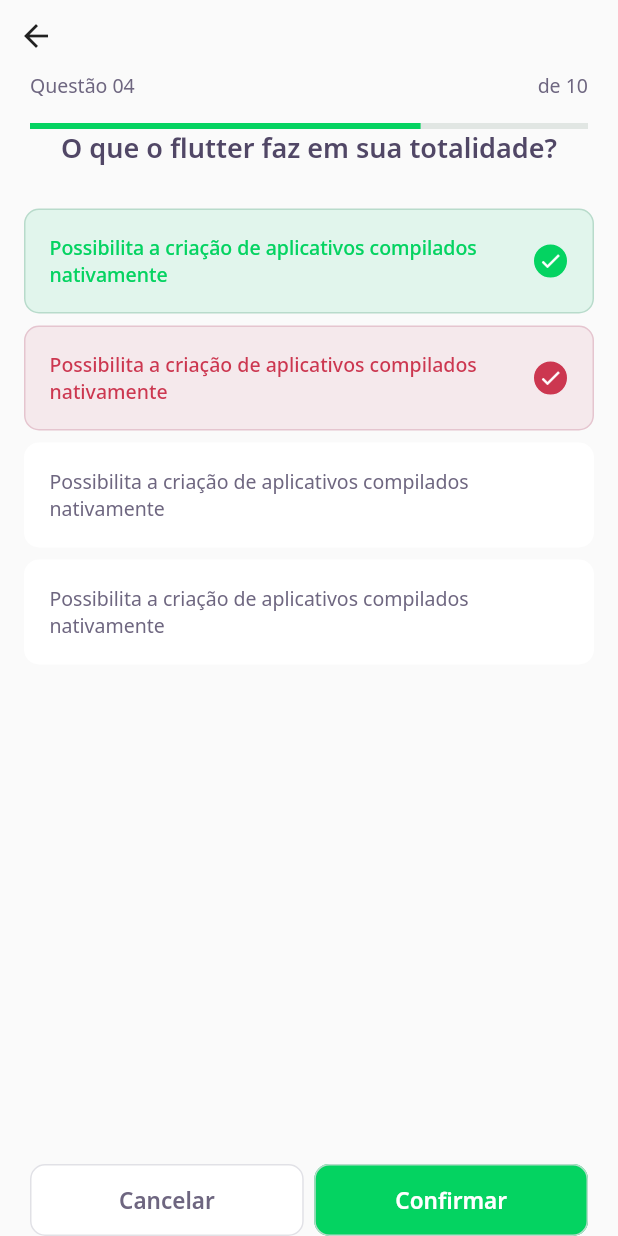
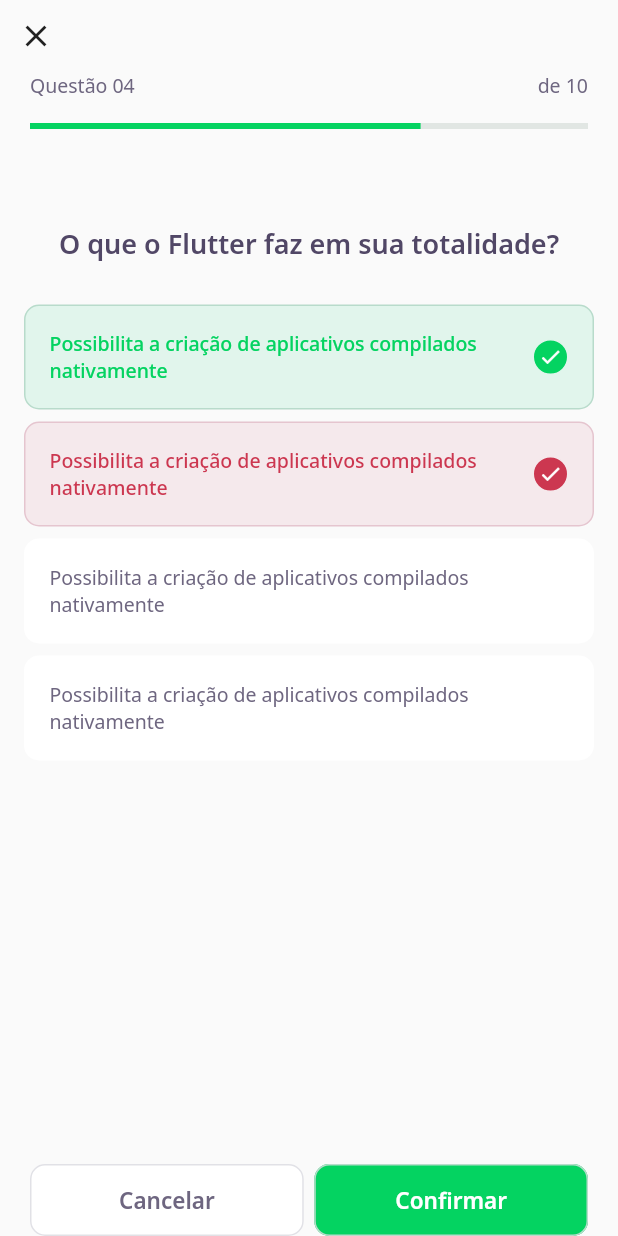
Before and after one commit to barbaracs/Flutter-Quiz, a Flutter app: the ChallengePage screen opened directly, on a phone screen of 412 x 824 dp. Run offline on Flutter 3.47's test engine with Material 2 defaults, Android fonts, the phone set to English and light mode, and no system bars; our stand-ins replace google_fonts; accounts and stored records are empty; network calls fail.

Commit message:
changed back button to close button

```diff
--- a/lib/challenge/challenge_page.dart
+++ b/lib/challenge/challenge_page.dart
@@ -21,12 +21,17 @@
             child: Column(
               crossAxisAlignment: CrossAxisAlignment.start,
               children: [
-                BackButton(),
+                IconButton(
+                  icon: Icon(Icons.close),
+                  onPressed: () {
+                    Navigator.pop(context);
+                  },
+                ),
                 QuestionIndicatorWidget(),
               ],
             ),
           )),
-      body: QuizWidget(title: "O que o flutter faz em sua totalidade?"),
+      body: QuizWidget(title: "O que o Flutter faz em sua totalidade?"),
       bottomNavigationBar: SafeArea(
         bottom: true,
         child: Padding(
--- a/lib/challenge/widgets/quiz/quiz_widget.dart
+++ b/lib/challenge/widgets/quiz/quiz_widget.dart
@@ -12,6 +12,7 @@
     return Container(
         child: Column(
       children: [
+        SizedBox(height: 64),
         Text(title, style: AppTextStyles.heading),
         SizedBox(height: 24),
         AnswerWidget(
```
